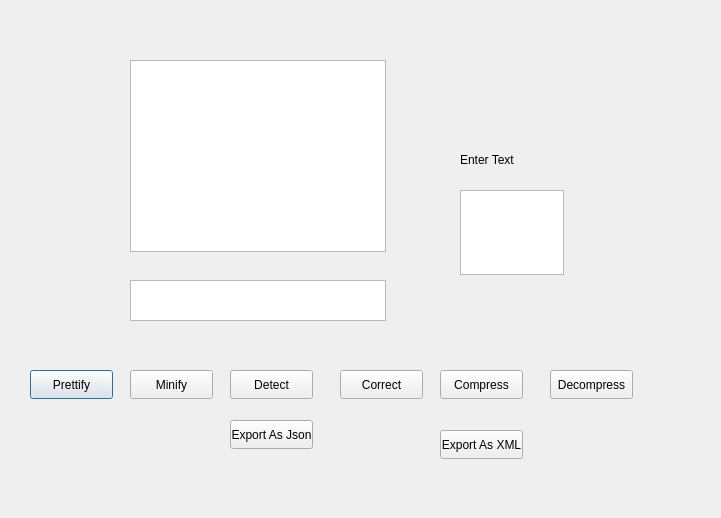
This is GUIOfBothPtojects/parserwindow.ui in Muhammed-EmadEldeen/XML-Parser-Analyzer as Qt 5 draws it before an edit. The edited form follows.
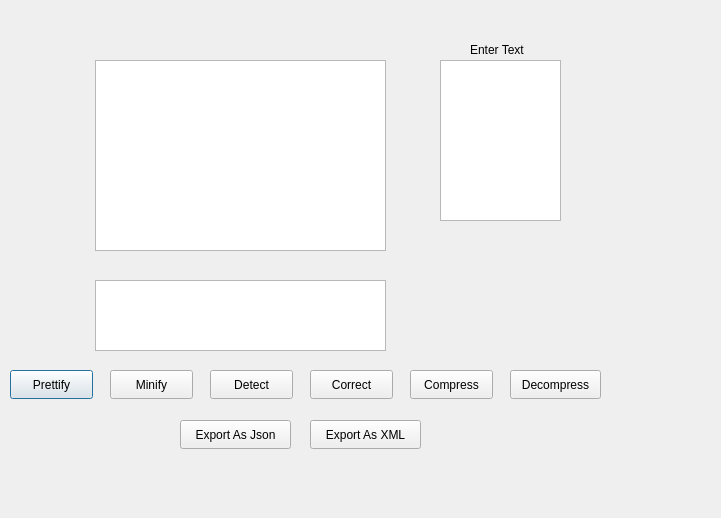
This is the edited form.

```diff
--- a/GUIOfBothPtojects/parserwindow.ui
+++ b/GUIOfBothPtojects/parserwindow.ui
@@ -16,7 +16,7 @@
   <widget class="QPushButton" name="Prettifybtn">
    <property name="geometry">
     <rect>
-     <x>30</x>
+     <x>10</x>
      <y>370</y>
      <width>83</width>
      <height>29</height>
@@ -29,7 +29,7 @@
   <widget class="QPushButton" name="Minifybtn">
    <property name="geometry">
     <rect>
-     <x>130</x>
+     <x>110</x>
      <y>370</y>
      <width>83</width>
      <height>29</height>
@@ -42,9 +42,9 @@
   <widget class="QPushButton" name="Decompressbtn">
    <property name="geometry">
     <rect>
-     <x>550</x>
+     <x>510</x>
      <y>370</y>
-     <width>83</width>
+     <width>91</width>
      <height>29</height>
     </rect>
    </property>
@@ -55,7 +55,7 @@
   <widget class="QPushButton" name="correctbtn">
    <property name="geometry">
     <rect>
-     <x>340</x>
+     <x>310</x>
      <y>370</y>
      <width>83</width>
      <height>29</height>
@@ -68,7 +68,7 @@
   <widget class="QPushButton" name="Detectbtn">
    <property name="geometry">
     <rect>
-     <x>230</x>
+     <x>210</x>
      <y>370</y>
      <width>83</width>
      <height>29</height>
@@ -81,9 +81,9 @@
   <widget class="QPushButton" name="JsonExpButton">
    <property name="geometry">
     <rect>
-     <x>230</x>
+     <x>180</x>
      <y>420</y>
-     <width>83</width>
+     <width>111</width>
      <height>29</height>
     </rect>
    </property>
@@ -94,7 +94,7 @@
   <widget class="QPushButton" name="Compressbtn">
    <property name="geometry">
     <rect>
-     <x>440</x>
+     <x>410</x>
      <y>370</y>
      <width>83</width>
      <height>29</height>
@@ -107,9 +107,9 @@
   <widget class="QPushButton" name="XMLExpButton">
    <property name="geometry">
     <rect>
-     <x>440</x>
-     <y>430</y>
-     <width>83</width>
+     <x>310</x>
+     <y>420</y>
+     <width>111</width>
      <height>29</height>
     </rect>
    </property>
@@ -120,39 +120,39 @@
   <widget class="QListView" name="listView">
    <property name="geometry">
     <rect>
-     <x>130</x>
+     <x>95</x>
      <y>60</y>
-     <width>256</width>
-     <height>192</height>
+     <width>291</width>
+     <height>191</height>
     </rect>
    </property>
   </widget>
   <widget class="QListWidget" name="listWidget">
    <property name="geometry">
     <rect>
-     <x>130</x>
+     <x>95</x>
      <y>280</y>
-     <width>256</width>
-     <height>41</height>
+     <width>291</width>
+     <height>71</height>
     </rect>
    </property>
   </widget>
   <widget class="QTextEdit" name="textEdit">
    <property name="geometry">
     <rect>
-     <x>460</x>
-     <y>190</y>
-     <width>104</width>
-     <height>85</height>
+     <x>440</x>
+     <y>60</y>
+     <width>121</width>
+     <height>161</height>
     </rect>
    </property>
   </widget>
   <widget class="QLabel" name="label">
    <property name="geometry">
     <rect>
-     <x>460</x>
-     <y>150</y>
-     <width>63</width>
+     <x>470</x>
+     <y>40</y>
+     <width>71</width>
      <height>20</height>
     </rect>
    </property>
```
